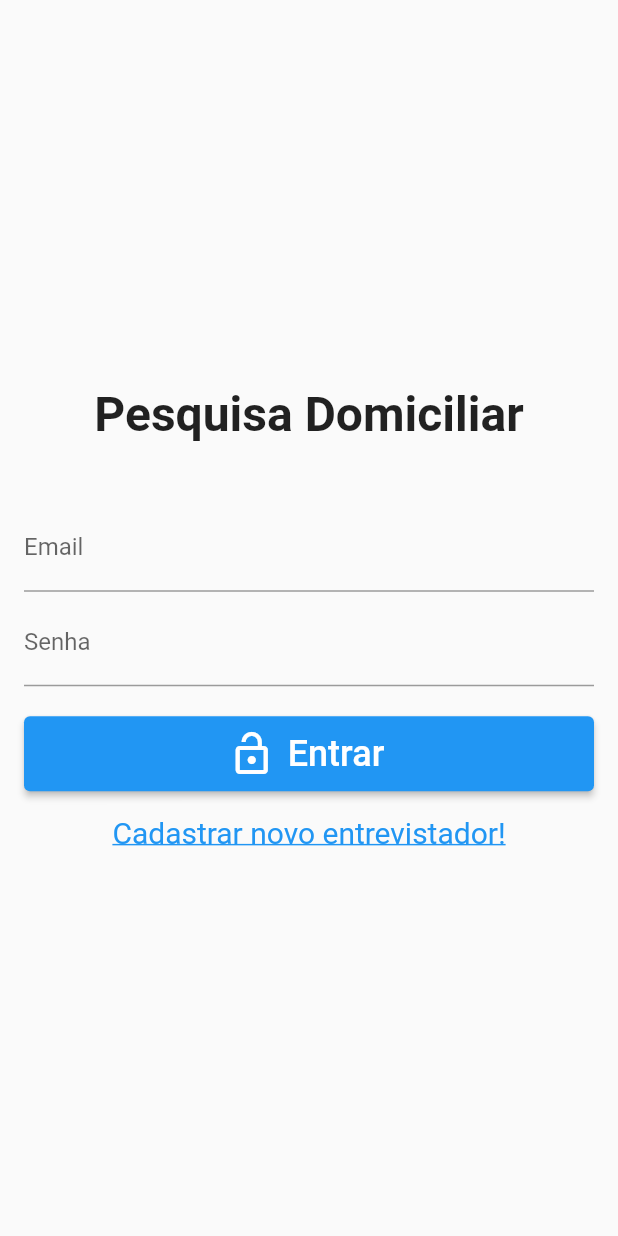
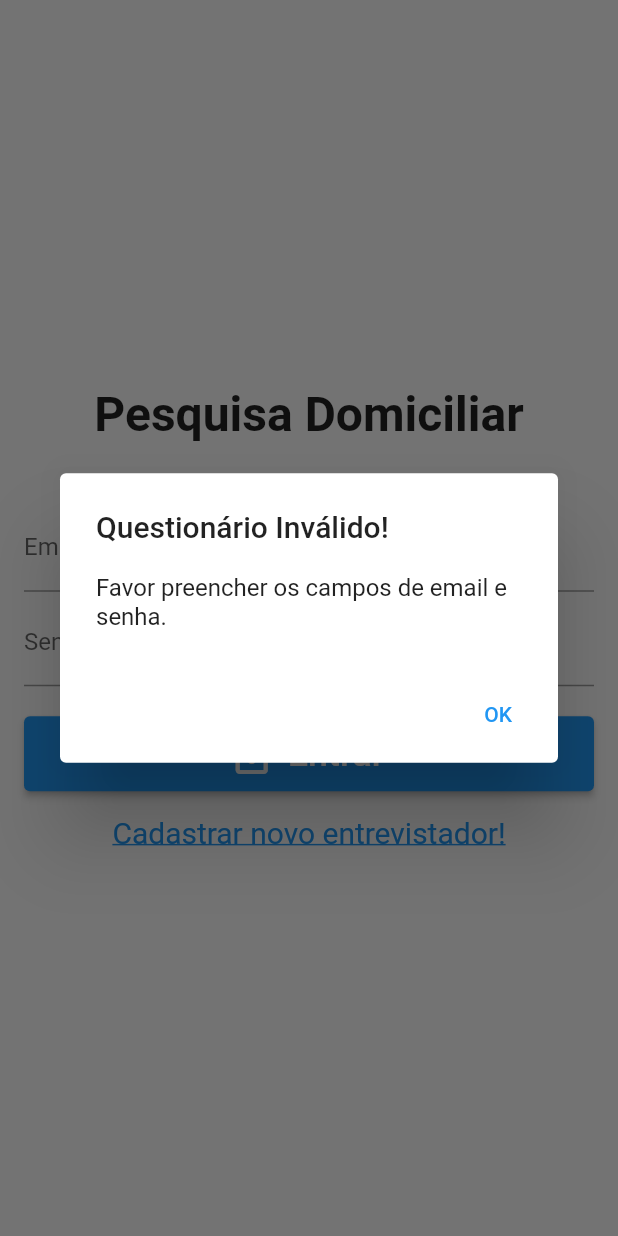
Before and after one commit to FelipeBenincaza/projetoModuloFlutter, a Flutter app: the screen it shows after launch, after a tap on "Entrar", on a phone screen of 412 x 824 dp. Run offline on Flutter 3.47's test engine with Material 2 defaults, Android fonts, the phone set to English and light mode, and no system bars; our stand-ins replace cloud_firestore, email_validator, faker, firebase_auth, firebase_core, flutter_slidable and 1 more; missing offline and left inert: pesquisapack; accounts and stored records are empty.

Commit message:
- adição de criticas de campos vazio no login

```diff
--- a/lib/widget/login_widget.dart
+++ b/lib/widget/login_widget.dart
@@ -19,12 +19,12 @@ class LoginWidget extends StatefulWidget {
 
 class _LoginWidgetState extends State<LoginWidget> {
   final emailController = TextEditingController();
-  final passwordController = TextEditingController();
+  final senhaController = TextEditingController();
 
   @override
   void dispose() {
     emailController.dispose();
-    passwordController.dispose();
+    senhaController.dispose();
 
     super.dispose();
   }
@@ -51,7 +51,7 @@ class _LoginWidgetState extends State<LoginWidget> {
           ),
           const SizedBox(height: 4),
           TextField(
-            controller: passwordController,
+            controller: senhaController,
             textInputAction: TextInputAction.done,
             decoration: const InputDecoration(labelText: 'Senha'),
             obscureText: true,
@@ -66,7 +66,13 @@ class _LoginWidgetState extends State<LoginWidget> {
               'Entrar',
               style: TextStyle(fontSize: 24),
             ),
-            onPressed: signIn,
+            onPressed: (){
+              if (emailController.text.isEmpty || senhaController.text.isEmpty){
+                showMsg('Favor preencher os campos de email e senha.');
+              }else {
+                signIn();
+              }
+            },
           ),
           const SizedBox(height: 16),
           RichText(
@@ -102,7 +108,7 @@ class _LoginWidgetState extends State<LoginWidget> {
     try {
       await FirebaseAuth.instance.signInWithEmailAndPassword(
         email: emailController.text.trim(),
-        password: passwordController.text.trim(),
+        password: senhaController.text.trim(),
       );
     } on FirebaseAuthException catch (e) {
       stdout.writeln(e);
@@ -111,4 +117,21 @@ class _LoginWidgetState extends State<LoginWidget> {
     // Navigator.of(context) not working!
     navigatorKey.currentState!.popUntil((route) => route.isFirst);
   }
+
+  ///Mostra um showDialog com menssagem de erro.
+  showMsg(String text){
+    return showDialog<String>(
+      context: context,
+      builder: (BuildContext context) => AlertDialog(
+        title: const Text('Questionário Inválido!'),
+        content: Text(text),
+        actions: <Widget>[
+          TextButton(
+            onPressed: () => Navigator.pop(context, 'OK'),
+            child: const Text('OK'),
+          ),
+        ],
+      ),
+    );
+  }
 }
```
Also changed, not shown: lib/widget/signup_widget.dart (+32 -9 lines).
